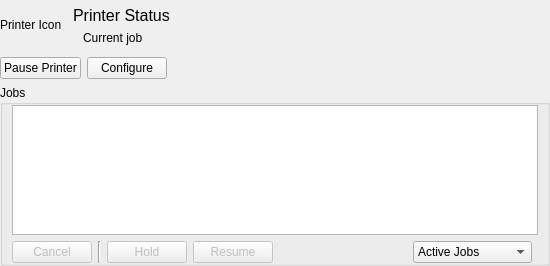
Before: the Qt Designer form printqueue/PrintQueueUi.ui in KDE/print-manager, drawn with Qt 5.
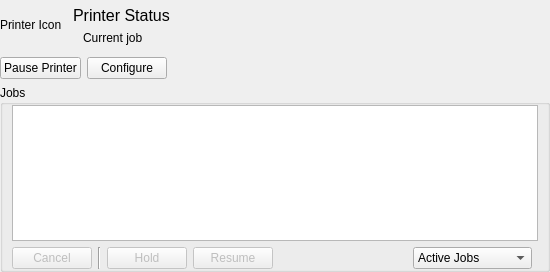
After: the same form once the commit is applied. Custom widgets are drawn as their Qt base class.

Patch:
```diff
--- a/printqueue/PrintQueueUi.ui
+++ b/printqueue/PrintQueueUi.ui
@@ -7,7 +7,7 @@
     <x>0</x>
     <y>0</y>
     <width>550</width>
-    <height>261</height>
+    <height>272</height>
    </rect>
   </property>
   <property name="minimumSize">
```
Left out of the diff: 4 changed lines with no effect on the pictures.
